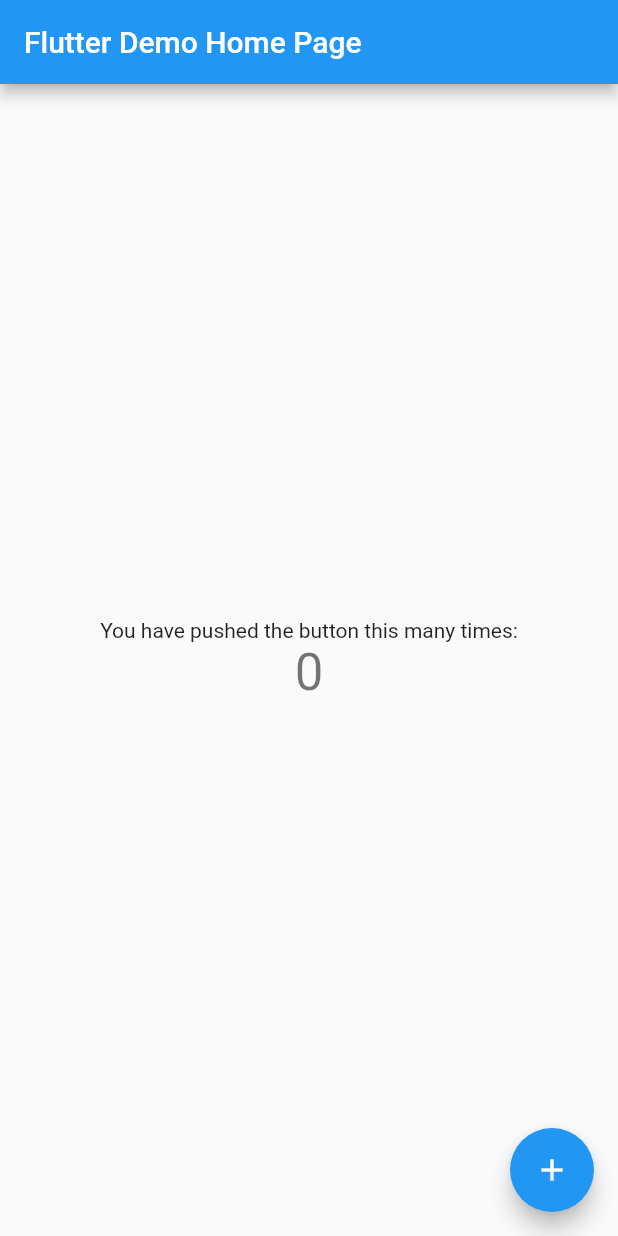
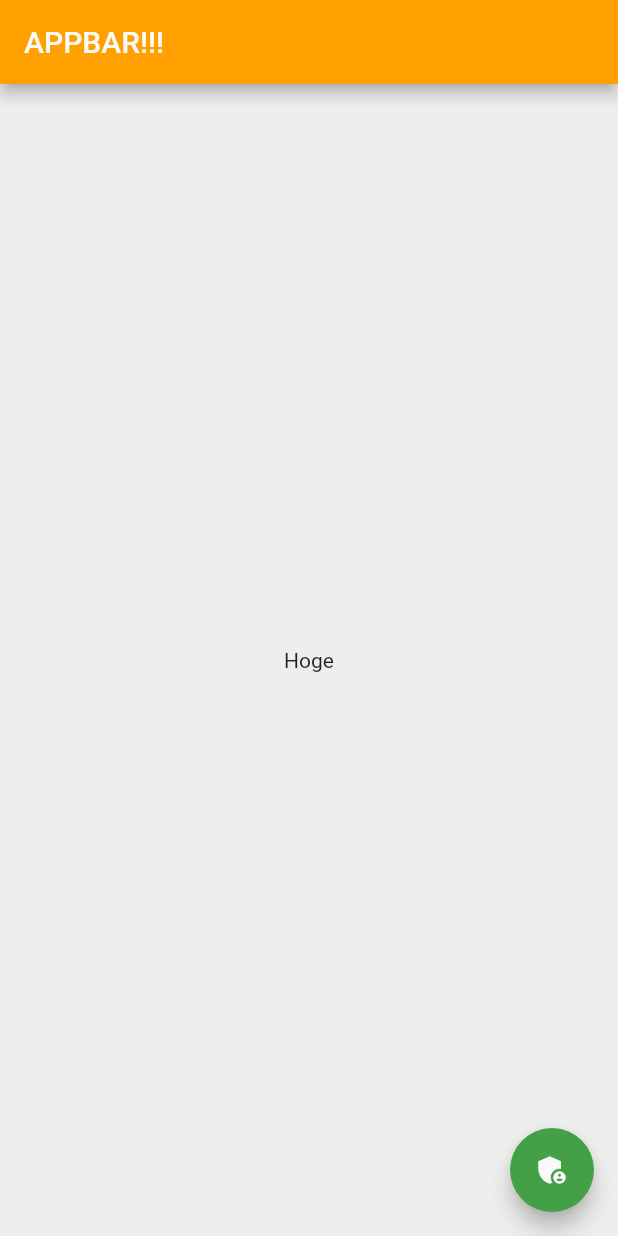
Before and after one commit to yn1323/POG-APP2, a Flutter app: the screen it shows after launch, on a phone screen of 412 x 824 dp. Run offline on Flutter 3.47's test engine with Material 2 defaults, Android fonts, the phone set to English and light mode, and no system bars.

Commit message:
feat: theme

```diff
--- a/lib/main.dart
+++ b/lib/main.dart
@@ -1,115 +1,15 @@
 import 'package:flutter/material.dart';
+import 'package:pog_app2/pages/home.dart';
+import 'package:pog_app2/themes/schemes.dart';
 
 void main() {
-  runApp(const MyApp());
+  runApp(
+    MaterialApp(
+      theme: ThemeData.from(colorScheme: lightTheme),
+      initialRoute: '/',
+      routes: {
+        '/': (context) => const Home(),
+      },
+    ),
+  );
 }
-
-class MyApp extends StatelessWidget {
-  const MyApp({Key? key}) : super(key: key);
-
-  // This widget is the root of your application.
-  @override
-  Widget build(BuildContext context) {
-    return MaterialApp(
-      title: 'Flutter Demo',
-      theme: ThemeData(
-        // This is the theme of your application.
-        //
-        // Try running your application with "flutter run". You'll see the
-        // application has a blue toolbar. Then, without quitting the app, try
-        // changing the primarySwatch below to Colors.green and then invoke
-        // "hot reload" (press "r" in the console where you ran "flutter run",
-        // or simply save your changes to "hot reload" in a Flutter IDE).
-        // Notice that the counter didn't reset back to zero; the application
-        // is not restarted.
-        primarySwatch: Colors.blue,
-      ),
-      home: const MyHomePage(title: 'Flutter Demo Home Page'),
-    );
-  }
-}
-
-class MyHomePage extends StatefulWidget {
-  const MyHomePage({Key? key, required this.title}) : super(key: key);
-
-  // This widget is the home page of your application. It is stateful, meaning
-  // that it has a State object (defined below) that contains fields that affect
-  // how it looks.
-
-  // This class is the configuration for the state. It holds the values (in this
-  // case the title) provided by the parent (in this case the App widget) and
-  // used by the build method of the State. Fields in a Widget subclass are
-  // always marked "final".
-
-  final String title;
-
-  @override
-  State<MyHomePage> createState() => _MyHomePageState();
-}
-
-class _MyHomePageState extends State<MyHomePage> {
-  int _counter = 0;
-
-  void _incrementCounter() {
-    setState(() {
-      // This call to setState tells the Flutter framework that something has
-      // changed in this State, which causes it to rerun the build method below
-      // so that the display can reflect the updated values. If we changed
-      // _counter without calling setState(), then the build method would not be
-      // called again, and so nothing would appear to happen.
-      _counter++;
-    });
-  }
-
-  @override
-  Widget build(BuildContext context) {
-    // This method is rerun every time setState is called, for instance as done
-    // by the _incrementCounter method above.
-    //
-    // The Flutter framework has been optimized to make rerunning build methods
-    // fast, so that you can just rebuild anything that needs updating rather
-    // than having to individually change instances of widgets.
-    return Scaffold(
-      appBar: AppBar(
-        // Here we take the value from the MyHomePage object that was created by
-        // the App.build method, and use it to set our appbar title.
-        title: Text(widget.title),
-      ),
-      body: Center(
-        // Center is a layout widget. It takes a single child and positions it
-        // in the middle of the parent.
-        child: Column(
-          // Column is also a layout widget. It takes a list of children and
-          // arranges them vertically. By default, it sizes itself to fit its
-          // children horizontally, and tries to be as tall as its parent.
-          //
-          // Invoke "debug painting" (press "p" in the console, choose the
-          // "Toggle Debug Paint" action from the Flutter Inspector in Android
-          // Studio, or the "Toggle Debug Paint" command in Visual Studio Code)
-          // to see the wireframe for each widget.
-          //
-          // Column has various properties to control how it sizes itself and
-          // how it positions its children. Here we use mainAxisAlignment to
-          // center the children vertically; the main axis here is the vertical
-          // axis because Columns are vertical (the cross axis would be
-          // horizontal).
-          mainAxisAlignment: MainAxisAlignment.center,
-          children: <Widget>[
-            const Text(
-              'You have pushed the button this many times:',
-            ),
-            Text(
-              '$_counter',
-              style: Theme.of(context).textTheme.headline4,
-            ),
-          ],
-        ),
-      ),
-      floatingActionButton: FloatingActionButton(
-        onPressed: _incrementCounter,
-        tooltip: 'Increment',
-        child: const Icon(Icons.add),
-      ), // This trailing comma makes auto-formatting nicer for build methods.
-    );
-  }
-}
--- /dev/null
+++ b/lib/pages/home.dart
@@ -0,0 +1,27 @@
+import 'package:flutter/material.dart';
+
+class Home extends StatefulWidget {
+  const Home({Key? key}) : super(key: key);
+
+  @override
+  _HomeState createState() => _HomeState();
+}
+
+class _HomeState extends State<Home> {
+  @override
+  Widget build(BuildContext context) {
+    return Scaffold(
+      appBar: AppBar(
+        // backgroundColor: Theme.of(context).primaryColor,
+        title: const Text('APPBAR!!!'),
+      ),
+      body: const Center(
+        child: Text('Hoge'),
+      ),
+      floatingActionButton: FloatingActionButton(
+        child: const Icon(Icons.admin_panel_settings_sharp),
+        onPressed: () {},
+      ),
+    );
+  }
+}
--- a/pubspec.yaml
+++ b/pubspec.yaml
@@ -3,7 +3,7 @@
 
 # The following line prevents the package from being accidentally published to
 # pub.dev using `flutter pub publish`. This is preferred for private packages.
-publish_to: 'none' # Remove this line if you wish to publish to pub.dev
+publish_to: "none" # Remove this line if you wish to publish to pub.dev
 
 # The following defines the version and build number for your application.
 # A version number is three numbers separated by dots, like 1.2.43
@@ -30,10 +30,10 @@
   flutter:
     sdk: flutter
 
-
   # The following adds the Cupertino Icons font to your application.
   # Use with the CupertinoIcons class for iOS style icons.
   cupertino_icons: ^1.0.2
+  riverpod: ^1.0.0
 
 dev_dependencies:
   flutter_test:
@@ -51,7 +51,6 @@
 
 # The following section is specific to Flutter.
 flutter:
-
   # The following line ensures that the Material Icons font is
   # included with your application, so that you can use the icons in
   # the material Icons class.
```
Also changed, not shown: lib/themes/schemes.dart (added, +56 -0 lines), pubspec.lock.
